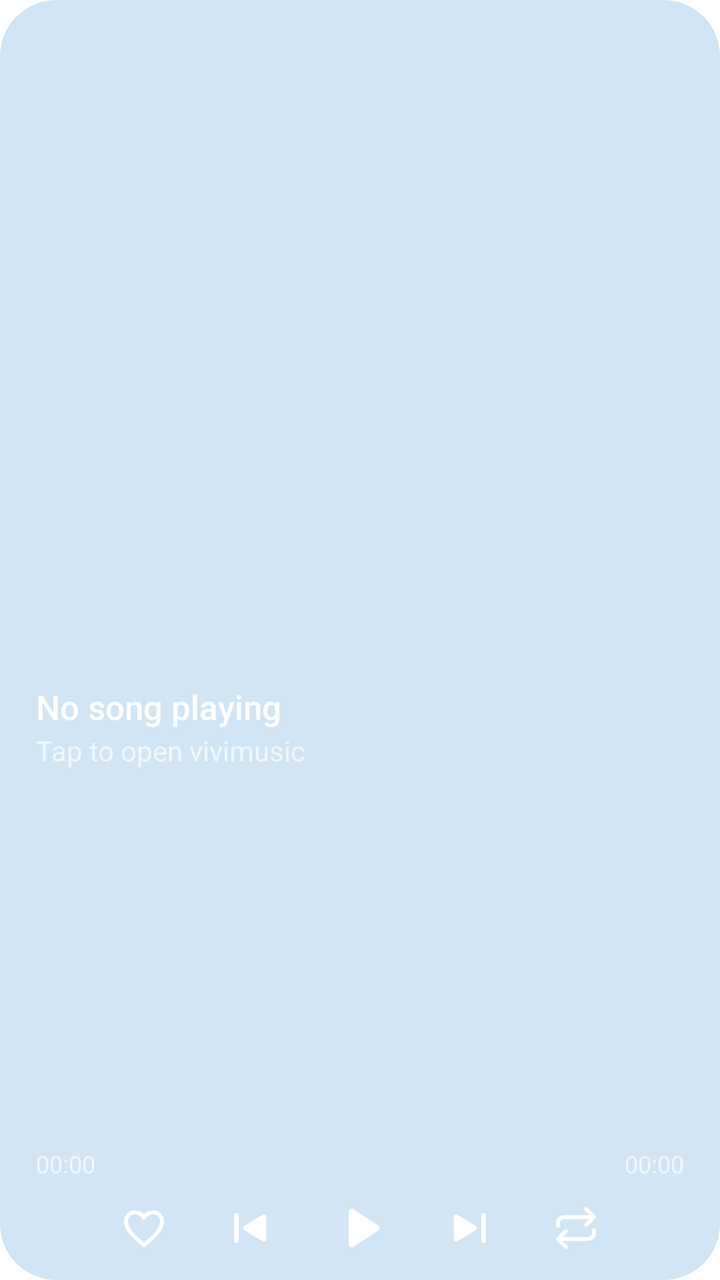
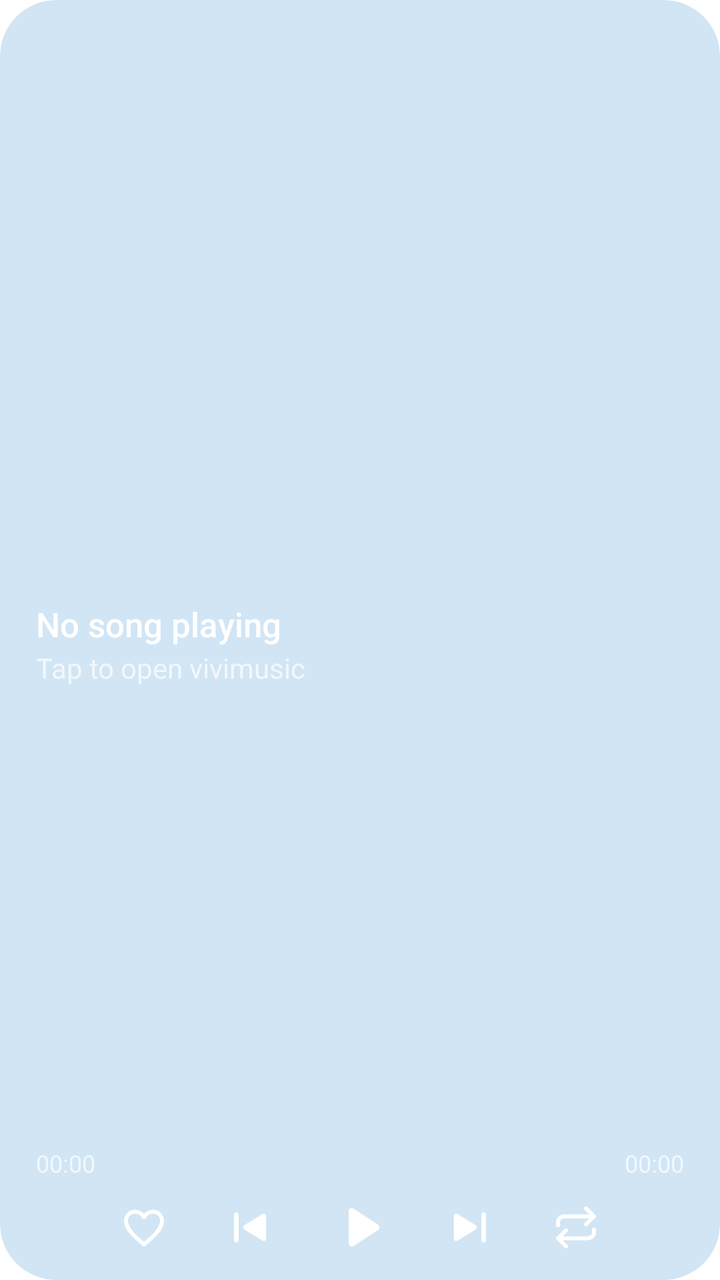

Compare the two renders of this Android layout. The source of the first and the diff that turns it into the second are given below.
<!-- AndroidManifest.xml: application theme Theme.vivimusic -->
<!-- res/layout/widget_music_player.xml -->
<?xml version="1.0" encoding="utf-8"?>
<FrameLayout xmlns:android="http://schemas.android.com/apk/res/android"
    android:id="@android:id/background"
    android:layout_width="match_parent"
    android:layout_height="match_parent"
    android:background="@drawable/widget_background"
    android:clipToOutline="true"
    android:theme="@style/Theme.Widget.vivimusic">

    
    <ImageView
        android:id="@+id/widget_background_art"
        android:layout_width="match_parent"
        android:layout_height="match_parent"
        android:scaleType="centerCrop"
        android:src="@mipmap/ic_launcher"
        android:contentDescription="@string/album_art" />

    <LinearLayout
        android:layout_width="match_parent"
        android:layout_height="match_parent"
        android:gravity="top"
        android:orientation="vertical"
        android:paddingStart="18dp"
        android:paddingEnd="18dp"
        android:paddingTop="12dp"
        android:paddingBottom="4dp">

        <FrameLayout
            android:layout_width="match_parent"
            android:layout_height="0dp"
            android:layout_weight="2" />

        <TextView
            android:id="@+id/widget_song_title"
            android:layout_width="match_parent"
            android:layout_height="wrap_content"
            android:text="@string/not_playing"
            android:textSize="17sp"
            android:fontFamily="sans-serif-medium"
            android:textColor="#FFFFFF"
            android:maxLines="1"
            android:ellipsize="end" />

        <TextView
            android:id="@+id/widget_artist_name"
            android:layout_width="match_parent"
            android:layout_height="wrap_content"
            android:text="@string/tap_to_play"
            android:textSize="14sp"
            android:textColor="#B3FFFFFF"
            android:maxLines="1"
            android:ellipsize="end"
            android:layout_marginTop="1dp" />

        
        <FrameLayout
            android:layout_width="match_parent"
            android:layout_height="0dp"
            android:layout_weight="1" />

        
        <ImageView
            android:id="@+id/widget_progress_track"
            android:layout_width="match_parent"
            android:layout_height="24dp"
            android:scaleType="fitXY"
            android:contentDescription="@null" />

        <LinearLayout
            android:layout_width="match_parent"
            android:layout_height="wrap_content"
            android:orientation="horizontal">

            <TextView
                android:id="@+id/widget_time_current"
                android:layout_width="0dp"
                android:layout_height="wrap_content"
                android:layout_weight="1"
                android:text="00:00"
                android:textSize="12sp"
                android:textColor="#B3FFFFFF" />

            <TextView
                android:id="@+id/widget_time_total"
                android:layout_width="wrap_content"
                android:layout_height="wrap_content"
                android:text="00:00"
                android:textSize="12sp"
                android:textColor="#B3FFFFFF" />
        </LinearLayout>

        
        <LinearLayout
            android:layout_width="match_parent"
            android:layout_height="wrap_content"
            android:orientation="horizontal"
            android:gravity="center"
            android:layout_marginTop="2dp">

            <ImageButton
                android:id="@+id/widget_like_button"
                android:layout_width="52dp"
                android:layout_height="44dp"
                android:padding="10dp"
                android:scaleType="fitCenter"
                android:background="@android:color/transparent"
                android:src="@drawable/ic_widget_n_heart_outline"
                android:contentDescription="@string/like"
                android:tint="#FFFFFF" />

            <ImageButton
                android:id="@+id/widget_prev_button"
                android:layout_width="52dp"
                android:layout_height="44dp"
                android:padding="8dp"
                android:scaleType="fitCenter"
                android:background="@android:color/transparent"
                android:src="@drawable/ic_widget_n_skip_previous"
                android:contentDescription="@string/previous"
                android:tint="#FFFFFF" />

            <FrameLayout
                android:id="@+id/widget_play_pause_container"
                android:layout_width="60dp"
                android:layout_height="44dp">

                <ImageView
                    android:id="@+id/widget_play_pause"
                    android:layout_width="36dp"
                    android:layout_height="36dp"
                    android:layout_gravity="center"
                    android:src="@drawable/ic_widget_n_play"
                    android:tint="#FFFFFF"
                    android:contentDescription="@string/play_pause" />
            </FrameLayout>

            <ImageButton
                android:id="@+id/widget_next_button"
                android:layout_width="52dp"
                android:layout_height="44dp"
                android:padding="8dp"
                android:scaleType="fitCenter"
                android:background="@android:color/transparent"
                android:src="@drawable/ic_widget_n_skip_next"
                android:contentDescription="@string/next"
                android:tint="#FFFFFF" />

            <ImageButton
                android:id="@+id/widget_repeat_button"
                android:layout_width="52dp"
                android:layout_height="44dp"
                android:padding="10dp"
                android:scaleType="fitCenter"
                android:background="@android:color/transparent"
                android:src="@drawable/ic_widget_n_repeat"
                android:contentDescription="@string/repeat_mode_off"
                android:tint="#FFFFFF" />
        </LinearLayout>

    </LinearLayout>

</FrameLayout>
<!-- resources referenced by this layout -->
<resources>
  <!-- drawable ic_widget_n_heart_outline (drawable) -->
  <vector xmlns:android="http://schemas.android.com/apk/res/android"
      android:width="24dp"
      android:height="24dp"
      android:viewportWidth="24"
      android:viewportHeight="24">
      <path android:strokeColor="#FFFFFF" android:strokeWidth="2" android:strokeLineJoin="round" android:pathData="M12,20.5C5,14.8 3,11.8 3,8.7C3,6.1 5,4.2 7.4,4.2C9.2,4.2 11,5.2 12,6.9C13,5.2 14.8,4.2 16.6,4.2C19,4.2 21,6.1 21,8.7C21,11.8 19,14.8 12,20.5Z"/>
  </vector>
  <!-- drawable ic_widget_n_play (drawable) -->
  <vector xmlns:android="http://schemas.android.com/apk/res/android"
      android:width="24dp"
      android:height="24dp"
      android:viewportWidth="24"
      android:viewportHeight="24">
      <path android:fillColor="#FFFFFF" android:pathData="M8.2,6.6C8.2,5.8 9.1,5.3 9.8,5.75L18.1,11.15C18.7,11.55 18.7,12.45 18.1,12.85L9.8,18.25C9.1,18.7 8.2,18.2 8.2,17.4Z"/>
  </vector>
  <!-- drawable ic_widget_n_repeat (drawable) -->
  <vector xmlns:android="http://schemas.android.com/apk/res/android"
      android:width="24dp"
      android:height="24dp"
      android:viewportWidth="24"
      android:viewportHeight="24">
      <path android:strokeColor="#FFFFFF" android:strokeWidth="2" android:strokeLineCap="round" android:strokeLineJoin="round" android:pathData="M17,2.5L21,6.5L17,10.5M3,11V9.5C3,7.6 4.6,6.5 6.5,6.5H21M7,21.5L3,17.5L7,13.5M21,13V14.5C21,16.4 19.4,17.5 17.5,17.5H3"/>
  </vector>
  <!-- drawable ic_widget_n_skip_next (drawable) -->
  <vector xmlns:android="http://schemas.android.com/apk/res/android"
      android:width="24dp"
      android:height="24dp"
      android:viewportWidth="24"
      android:viewportHeight="24">
      <path android:fillColor="#FFFFFF" android:pathData="M16,6.5C16,5.95 16.45,5.5 17,5.5s1,0.45 1,1v11c0,0.55 -0.45,1 -1,1s-1,-0.45 -1,-1ZM5.8,6.3C5.1,5.9 4.2,6.4 4.2,7.2V16.8C4.2,17.6 5.1,18.1 5.8,17.7L13.6,12.9C14.2,12.5 14.2,11.5 13.6,11.1Z"/>
  </vector>
  <!-- drawable ic_widget_n_skip_previous (drawable) -->
  <vector xmlns:android="http://schemas.android.com/apk/res/android"
      android:width="24dp"
      android:height="24dp"
      android:viewportWidth="24"
      android:viewportHeight="24">
      <path android:fillColor="#FFFFFF" android:pathData="M6,6.5C6,5.95 6.45,5.5 7,5.5s1,0.45 1,1v11c0,0.55 -0.45,1 -1,1s-1,-0.45 -1,-1ZM18.2,6.3C18.9,5.9 19.8,6.4 19.8,7.2V16.8C19.8,17.6 18.9,18.1 18.2,17.7L10.4,12.9C9.8,12.5 9.8,11.5 10.4,11.1Z"/>
  </vector>
  <!-- drawable widget_background (drawable) -->
  <?xml version="1.0" encoding="utf-8"?>
  <shape xmlns:android="http://schemas.android.com/apk/res/android"
      xmlns:tools="http://schemas.android.com/tools"
      android:shape="rectangle">
      <solid android:color="@android:color/system_accent1_100"
          tools:targetApi="31" />
      <corners android:radius="28dp" />
  </shape>
  <!-- mipmap ic_launcher (drawable) -->
  <?xml version="1.0" encoding="utf-8"?>
  <adaptive-icon xmlns:android="http://schemas.android.com/apk/res/android">
      <background android:drawable="@color/ic_launcher_background"/>
      <foreground android:drawable="@drawable/ic_launcher_foreground"/>
  </adaptive-icon>
  <string name="album_art">Album art</string>
  <string name="like">Like</string>
  <string name="next">Next</string>
  <string name="not_playing">No song playing</string>
  <string name="play_pause">Play/Pause</string>
  <string name="previous">Previous</string>
  <string name="repeat_mode_off">Repeat mode off</string>
  <string name="tap_to_play">Tap to open vivimusic</string>
  <style name="Theme.Widget.vivimusic" parent="@android:style/Theme.DeviceDefault.DayNight">
          <item name="android:colorBackground">#E6E1E5</item>
      </style>
  <color name="ic_launcher_background">#66302C</color>
  <!-- unchanged entries left out for length: 2 -->
</resources>

<!-- the commit's change to res/layout/widget_music_player.xml (unified diff, before → after) -->
@@ -29,7 +29,7 @@
         <FrameLayout
             android:layout_width="match_parent"
             android:layout_height="0dp"
-            android:layout_weight="2" />
+            android:layout_weight="1.4" />
 
         <TextView
             android:id="@+id/widget_song_title"
